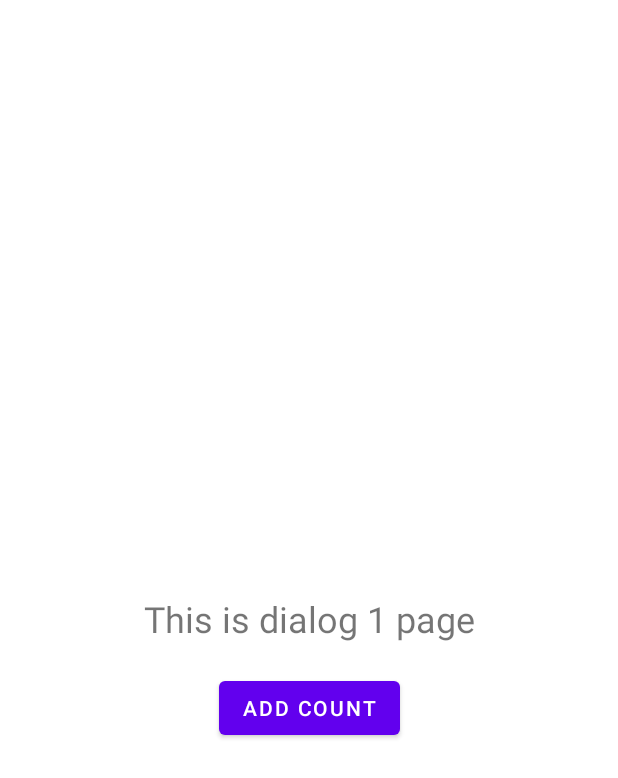
After one commit to rh-id/a-navigator, an Android app built with Jetpack Compose: the layout page_dialog_1.xml on its own in the app's theme, with its tools: preview values and no code run, on a phone screen of 412 x 824 dp. The commit adds this screen. Shown: the top 778 px of the screen. Run offline under Robolectric (Android 15) with nearby library versions, the phone set to English and light mode, and no system bars.

Commit message:
[Draft] StatefulViewDialog to enable route to a dialog
Done:
* Correctly push & pop dialog
* Able to survive activity recreation when dialog is showing (no WindowLeak exception)
* Able to survive process death when save state file enable and when dialog is showing

TODO:
* implement on reBuildRoute, reBuildAllRoute
* implement on retry
* Test on different scenario, show dialog -> full page
* Test on different scenario, show dialog -> full page -> another dialog

```diff
--- a/example/src/main/java/m/co/rh/id/anavigator/example/HomePage.java
+++ b/example/src/main/java/m/co/rh/id/anavigator/example/HomePage.java
@@ -22,6 +22,7 @@ import m.co.rh.id.anavigator.component.INavigator;
 import m.co.rh.id.anavigator.component.NavOnActivityResult;
 import m.co.rh.id.anavigator.component.NavOnBackPressed;
 import m.co.rh.id.anavigator.component.RequireNavigator;
+import m.co.rh.id.anavigator.example.dialog.DialogHomePage;
 
 
 public class HomePage extends StatefulView<Activity> implements RequireNavigator, NavOnBackPressed, NavOnActivityResult {
@@ -88,6 +89,8 @@ public class HomePage extends StatefulView<Activity> implements RequireNavigator
                         ));
             } else if (itemId == R.id.nav_bottom_home) {
                 mNavigator.push(Routes.BOTTOM_NAV_PAGE);
+            } else if (itemId == R.id.nav_dialog_home) {
+                mNavigator.push((args, activity1) -> new DialogHomePage());
             }
             return false;
         });
--- /dev/null
+++ b/example/src/main/res/layout/page_dialog_1.xml
@@ -0,0 +1,35 @@
+<?xml version="1.0" encoding="utf-8"?>
+<androidx.constraintlayout.widget.ConstraintLayout xmlns:android="http://schemas.android.com/apk/res/android"
+    xmlns:app="http://schemas.android.com/apk/res-auto"
+    android:layout_width="match_parent"
+    android:layout_height="match_parent">
+
+    <com.google.android.material.textview.MaterialTextView
+        android:id="@+id/text_view"
+        android:layout_width="wrap_content"
+        android:layout_height="wrap_content"
+        android:text="This is dialog 1 page"
+        android:textSize="24sp"
+        app:layout_constraintBottom_toBottomOf="parent"
+        app:layout_constraintEnd_toEndOf="parent"
+        app:layout_constraintStart_toStartOf="parent"
+        app:layout_constraintTop_toTopOf="parent" />
+
+    <com.google.android.material.textview.MaterialTextView
+        android:id="@+id/text_view_count"
+        android:layout_width="wrap_content"
+        android:layout_height="wrap_content"
+        app:layout_constraintEnd_toEndOf="parent"
+        app:layout_constraintStart_toStartOf="parent"
+        app:layout_constraintTop_toBottomOf="@id/text_view" />
+
+    <com.google.android.material.button.MaterialButton
+        android:id="@+id/button_count"
+        android:layout_width="wrap_content"
+        android:layout_height="wrap_content"
+        android:text="Add Count"
+        app:layout_constraintEnd_toEndOf="parent"
+        app:layout_constraintStart_toStartOf="parent"
+        app:layout_constraintTop_toBottomOf="@id/text_view_count" />
+
+</androidx.constraintlayout.widget.ConstraintLayout>
--- a/example/src/main/res/menu/activity_raw_drawer.xml
+++ b/example/src/main/res/menu/activity_raw_drawer.xml
@@ -20,5 +20,9 @@
             android:id="@+id/nav_bottom_home"
             android:icon="@drawable/ic_menu_camera"
             android:title="@string/bottomviewnavigator_page" />
+        <item
+            android:id="@+id/nav_dialog_home"
+            android:icon="@drawable/ic_menu_camera"
+            android:title="@string/menu_dialog_home_page" />
     </group>
 </menu>
--- a/example/src/main/res/values/strings.xml
+++ b/example/src/main/res/values/strings.xml
@@ -32,4 +32,5 @@
     <string name="bottom_page_1">Bottom Page 1</string>
     <string name="bottom_page_2">Bottom Page 2</string>
     <string name="rebuild_view_from_pattern">Rebuild view from pattern</string>
+    <string name="menu_dialog_home_page">Dialog Home Page</string>
 </resources>
```
Also changed, not shown: example/src/main/java/m/co/rh/id/anavigator/example/dialog/Dialog1Page.java (added, +28 -0 lines), example/src/main/java/m/co/rh/id/anavigator/example/dialog/DialogHomePage.java (added, +29 -0 lines), example/src/main/res/layout/page_dialog_home.xml (added, +16 -0 lines), navigator/src/main/java/m/co/rh/id/anavigator/Navigator.java (+34 -9 lines), navigator/src/main/java/m/co/rh/id/anavigator/StatefulView.java (+7 -2 lines), navigator/src/main/java/m/co/rh/id/anavigator/StatefulViewDialog.java (added, +134 -0 lines).
